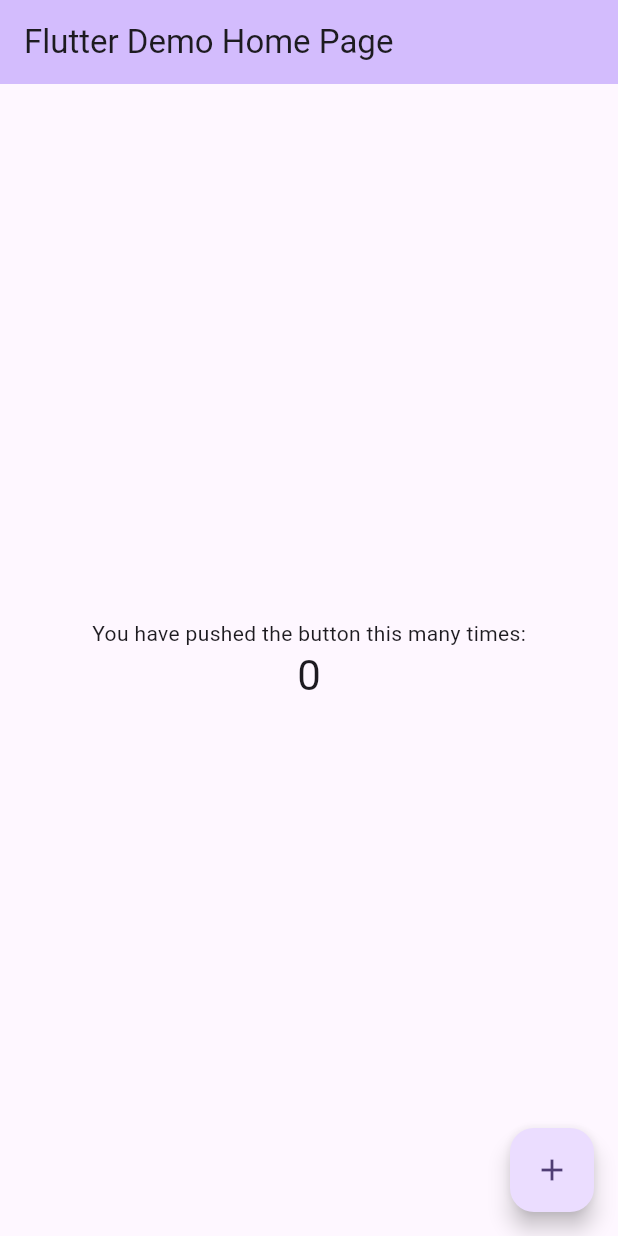
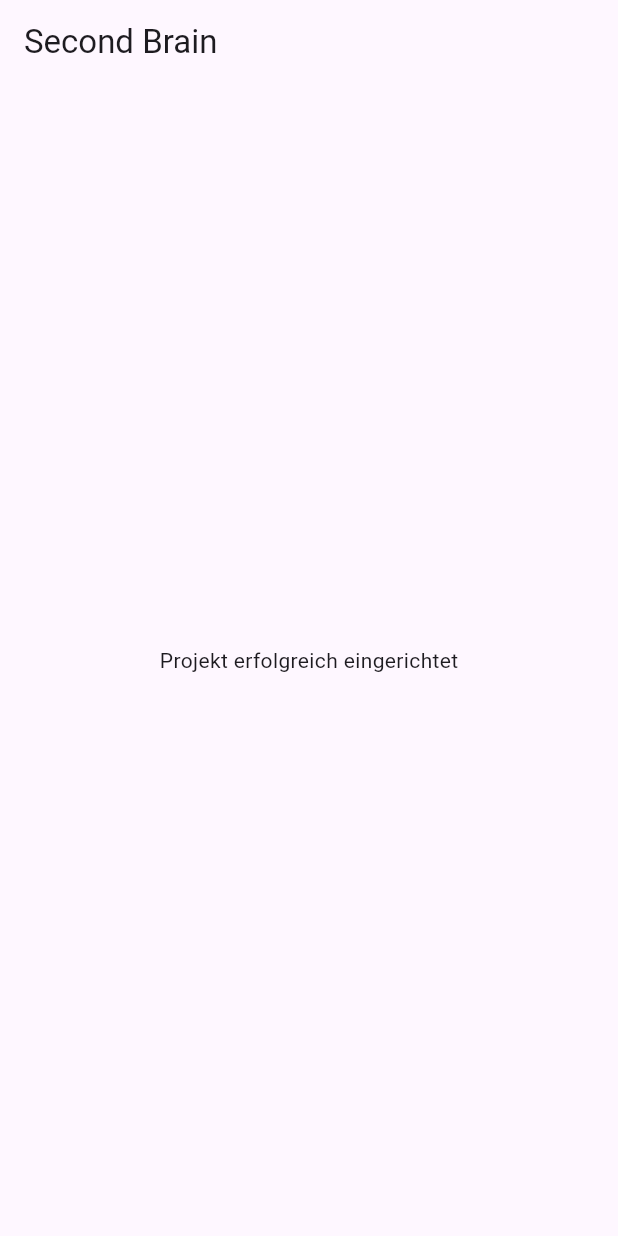
Before and after one commit to SynapseRave/ISEF01-Second-Brain-Frontend, a Flutter app: the screen it shows after launch, on a phone screen of 412 x 824 dp. Run offline on Flutter 3.47's test engine with Material 3 defaults, Android fonts, the phone set to English and light mode, and no system bars.

Commit message:
chore: delete inital code

```diff
--- a/lib/main.dart
+++ b/lib/main.dart
@@ -1,121 +1,22 @@
 import 'package:flutter/material.dart';
 
 void main() {
-  runApp(const MyApp());
+  runApp(const SecondBrainApp());
 }
 
-class MyApp extends StatelessWidget {
-  const MyApp({super.key});
+class SecondBrainApp extends StatelessWidget {
+  const SecondBrainApp({super.key});
 
-  // This widget is the root of your application.
   @override
   Widget build(BuildContext context) {
     return MaterialApp(
-      title: 'Flutter Demo',
-      theme: ThemeData(
-        // This is the theme of your application.
-        //
-        // TRY THIS: Try running your application with "flutter run". You'll see
-        // the application has a purple toolbar. Then, without quitting the app,
-        // try changing the seedColor in the colorScheme below to Colors.green
-        // and then invoke "hot reload" (save your changes or press the "hot
-        // reload" button in a Flutter-supported IDE, or press "r" if you used
-        // the command line to start the app).
-        //
-        // Notice that the counter didn't reset back to zero; the application
-        // state is not lost during the reload. To reset the state, use hot
-        // restart instead.
-        //
-        // This works for code too, not just values: Most code changes can be
-        // tested with just a hot reload.
-        colorScheme: .fromSeed(seedColor: Colors.deepPurple),
-      ),
-      home: const MyHomePage(title: 'Flutter Demo Home Page'),
-    );
-  }
-}
-
-class MyHomePage extends StatefulWidget {
-  const MyHomePage({super.key, required this.title});
-
-  // This widget is the home page of your application. It is stateful, meaning
-  // that it has a State object (defined below) that contains fields that affect
-  // how it looks.
-
-  // This class is the configuration for the state. It holds the values (in this
-  // case the title) provided by the parent (in this case the App widget) and
-  // used by the build method of the State. Fields in a Widget subclass are
-  // always marked "final".
-
-  final String title;
-
-  @override
-  State<MyHomePage> createState() => _MyHomePageState();
-}
-
-class _MyHomePageState extends State<MyHomePage> {
-  int _counter = 0;
-
-  void _incrementCounter() {
-    setState(() {
-      // This call to setState tells the Flutter framework that something has
-      // changed in this State, which causes it to rerun the build method below
-      // so that the display can reflect the updated values. If we changed
-      // _counter without calling setState(), then the build method would not be
-      // called again, and so nothing would appear to happen.
-      _counter++;
-    });
-  }
-
-  @override
-  Widget build(BuildContext context) {
-    // This method is rerun every time setState is called, for instance as done
-    // by the _incrementCounter method above.
-    //
-    // The Flutter framework has been optimized to make rerunning build methods
-    // fast, so that you can just rebuild anything that needs updating rather
-    // than having to individually change instances of widgets.
-    return Scaffold(
-      appBar: AppBar(
-        // TRY THIS: Try changing the color here to a specific color (to
-        // Colors.amber, perhaps?) and trigger a hot reload to see the AppBar
-        // change color while the other colors stay the same.
-        backgroundColor: Theme.of(context).colorScheme.inversePrimary,
-        // Here we take the value from the MyHomePage object that was created by
-        // the App.build method, and use it to set our appbar title.
-        title: Text(widget.title),
-      ),
-      body: Center(
-        // Center is a layout widget. It takes a single child and positions it
-        // in the middle of the parent.
-        child: Column(
-          // Column is also a layout widget. It takes a list of children and
-          // arranges them vertically. By default, it sizes itself to fit its
-          // children horizontally, and tries to be as tall as its parent.
-          //
-          // Column has various properties to control how it sizes itself and
-          // how it positions its children. Here we use mainAxisAlignment to
-          // center the children vertically; the main axis here is the vertical
-          // axis because Columns are vertical (the cross axis would be
-          // horizontal).
-          //
-          // TRY THIS: Invoke "debug painting" (choose the "Toggle Debug Paint"
-          // action in the IDE, or press "p" in the console), to see the
-          // wireframe for each widget.
-          mainAxisAlignment: .center,
-          children: [
-            const Text('You have pushed the button this many times:'),
-            Text(
-              '$_counter',
-              style: Theme.of(context).textTheme.headlineMedium,
-            ),
-          ],
+      title: 'Second Brain',
+      debugShowCheckedModeBanner: false,
+      home: Scaffold(
+        appBar: AppBar(title: const Text('Second Brain')),
+        body: const Center(
+          child: Text('Projekt erfolgreich eingerichtet'),
         ),
-      ),
-      floatingActionButton: FloatingActionButton(
-        onPressed: _incrementCounter,
-        tooltip: 'Increment',
-        child: const Icon(Icons.add),
       ),
     );
   }
```
Also changed, not shown: 1 other file.
